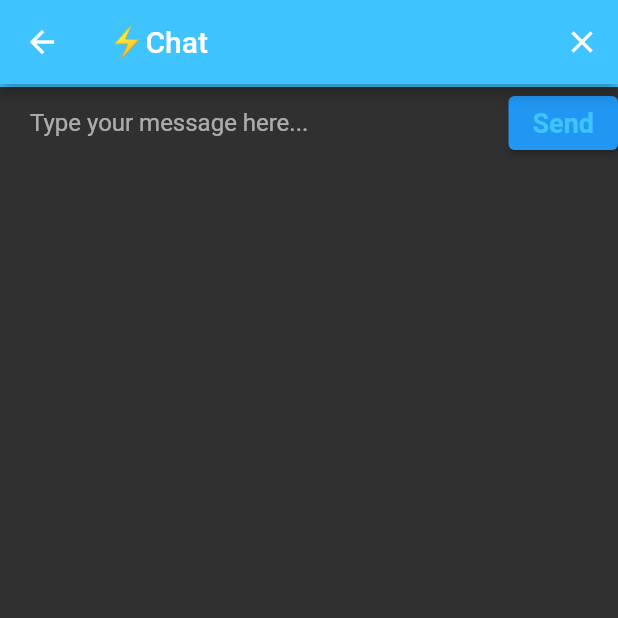
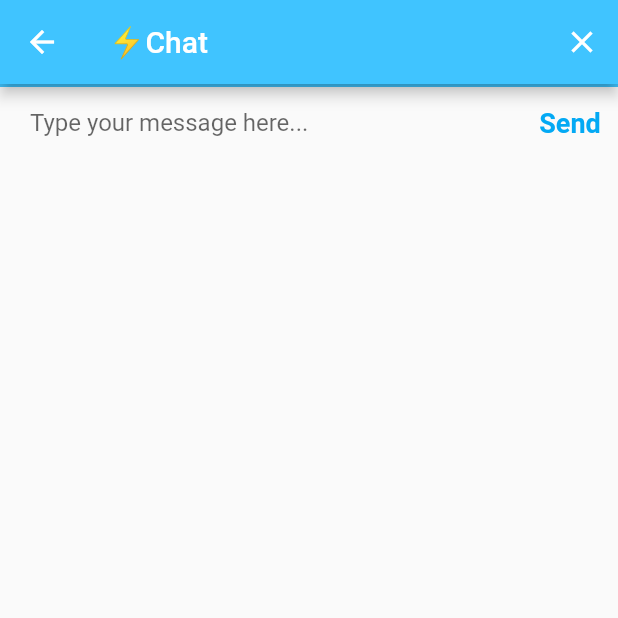
Before and after one commit to sahunitin023/flash_chat, a Flutter app: the ChatScreen screen opened by its route, after a tap on "Send", on a phone screen of 412 x 824 dp, the top half of it. Run offline on Flutter 3.47's test engine with Material 2 defaults, Android fonts, the phone set to English and light mode, and no system bars; our stand-ins replace animated_text_kit, cloud_firestore, firebase_auth, firebase_core, google_fonts, modal_progress_hud_nsn; accounts and stored records are empty.

Commit message:
Fetched or Listened the Text inputed by the User and The user who inputed the TExt

```diff
--- a/lib/components/constants.dart
+++ b/lib/components/constants.dart
@@ -1,7 +1,7 @@
 import 'package:flutter/material.dart';
 
 const kSendButtonTextStyle = TextStyle(
-  color: Colors.lightBlueAccent,
+  color: Colors.lightBlue,
   fontWeight: FontWeight.bold,
   fontSize: 18.0,
 );
--- a/lib/main.dart
+++ b/lib/main.dart
@@ -16,7 +16,7 @@ class FlashChat extends StatelessWidget {
   @override
   Widget build(BuildContext context) {
     return MaterialApp(
-      theme: ThemeData.dark().copyWith(
+      theme: ThemeData.light().copyWith(
         textTheme: const TextTheme(
           bodyText2: TextStyle(color: Colors.black54),
         ),
--- a/lib/screens/chat_screen.dart
+++ b/lib/screens/chat_screen.dart
@@ -3,6 +3,7 @@
 import 'package:flutter/material.dart';
 import 'package:flash_chat/components/constants.dart';
 import 'package:firebase_auth/firebase_auth.dart';
+import 'package:cloud_firestore/cloud_firestore.dart';
 
 class ChatScreen extends StatefulWidget {
   static const String id = 'chat_screen';
@@ -13,17 +14,26 @@ class ChatScreen extends StatefulWidget {
 }
 
 class _ChatScreenState extends State<ChatScreen> {
+  final _firestore = FirebaseFirestore.instance;
   final _auth = FirebaseAuth.instance;
   late User loggedInUser;
+  late String messageText;
   void getCurrentUser() {
     try {
       final user = _auth.currentUser;
       if (user != null) {
         loggedInUser = user;
-        print(loggedInUser.email);
       }
     } catch (e) {
       print(e);
+    }
+  }
+
+  void messagesStream() async {
+    await for (var snapshot in _firestore.collection('messages').snapshots()) {
+      for (var message in snapshot.docs) {
+        print(message.data());
+      }
     }
   }
 
@@ -42,8 +52,9 @@ class _ChatScreenState extends State<ChatScreen> {
           IconButton(
             icon: const Icon(Icons.close),
             onPressed: () {
-              _auth.signOut();
-              Navigator.pop(context);
+              // _auth.signOut();
+              // Navigator.pop(context);
+              messagesStream();
             },
           ),
         ],
@@ -62,15 +73,19 @@ class _ChatScreenState extends State<ChatScreen> {
                 children: <Widget>[
                   Expanded(
                     child: TextField(
+                      style: const TextStyle(color: Colors.black),
                       onChanged: (value) {
-                        //Do something with the user input.
+                        messageText = value;
                       },
                       decoration: kMessageTextFieldDecoration,
                     ),
                   ),
-                  ElevatedButton(
+                  TextButton(
                     onPressed: () {
-                      //Implement send functionality.
+                      _firestore.collection('messages').add({
+                        'text': messageText,
+                        'sender': loggedInUser.email,
+                      });
                     },
                     child: const Text(
                       'Send',
--- a/lib/screens/login_screen.dart
+++ b/lib/screens/login_screen.dart
@@ -1,4 +1,4 @@
-// ignore_for_file: library_private_types_in_public_api, avoid_print, use_build_context_synchronously
+// ignore_for_file: library_private_types_in_public_api, use_build_context_synchronously
 
 import 'package:firebase_auth/firebase_auth.dart';
 import 'package:flash_chat/screens/chat_screen.dart';
```
